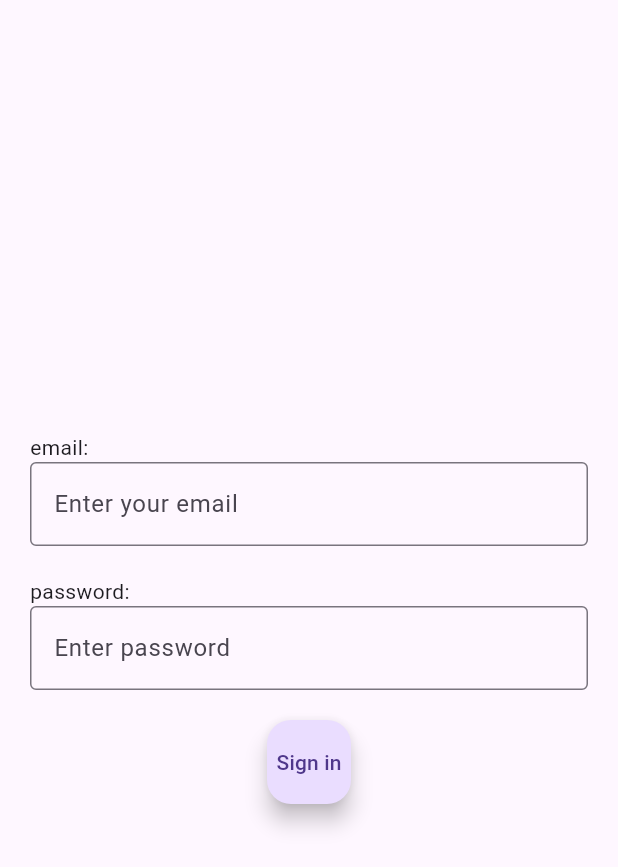
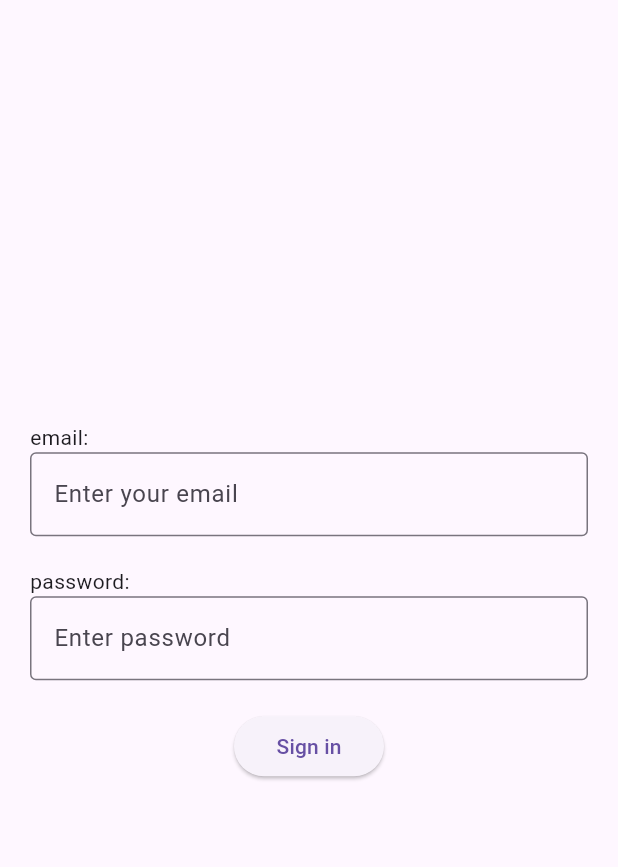
Before and after one commit to JuhiLasod/Notes-App, a Flutter app: the screen it shows after launch, on a phone screen of 412 x 824 dp. Shown: the top 867 px of the screen. Run offline on Flutter 3.47's test engine with Material 3 defaults, Android fonts, the phone set to English and light mode, and no system bars.

Commit message:
sign in backend done

```diff
--- a/frontend/lib/main.dart
+++ b/frontend/lib/main.dart
@@ -1,71 +1,20 @@
 import 'package:flutter/material.dart';
-
+import './screens/login.dart';
 void main()=>runApp(MyApp());
 
 class MyApp extends StatefulWidget{
-  const MyApp({Key? key}): super(key:key);
+  const MyApp ({super.key});
 
   @override
   State <MyApp> createState() => _MyAppState();
 }
 
 class _MyAppState extends State<MyApp>{
-  final TextEditingController _controller=TextEditingController();
-  String email='';
-  String pass='';
-
   @override
-
   Widget build(BuildContext context)
   {
     return MaterialApp(
-      home: Scaffold(
-          body:
-            Padding(
-              padding:EdgeInsets.all(20),
-              child: Center(
-                child: Column(
-                  mainAxisSize: MainAxisSize.min,
-                  crossAxisAlignment: CrossAxisAlignment.start,
-                  children:[
-                  Text('email:'),
-
-                  TextField(
-                    controller: _controller,
-                    onChanged: (value){
-                      setState((){email=_controller.text;});
-                    },
-                    decoration: const InputDecoration(
-                      hintText: 'Enter your email ',
-                      border: OutlineInputBorder(),
-                    ),
-                  ),
-                  const SizedBox(height: 20.0,width: 40.0),
-                  Text('password:'),
-
-                  TextField(
-                    controller: _controller,
-                    onChanged: (value){
-                      setState((){pass=_controller.text;});
-                    },
-                    decoration: const InputDecoration(
-                      hintText: 'Enter password ',
-                      border: OutlineInputBorder(),
-                    ),
-                  ),
-                  const SizedBox(height: 20.0,width: 40.0),
-
-                  Center(
-                    child: FloatingActionButton(
-                      onPressed: (){},
-                      child: Text('Sign in')
-                    ),
-                  )
-                  ]
-                  ),
-                )
-              )
-        )
+      home: login()
 
     );
   }
--- /dev/null
+++ b/frontend/lib/screens/login.dart
@@ -0,0 +1,93 @@
+import 'package:flutter/material.dart';
+import './home.dart';
+import 'package:http/http.dart' as http;
+import 'dart:convert';
+class login extends StatefulWidget{
+  const login({super.key});
+  @override
+  State<login> createState()=> _LoginState();
+}
+
+class _LoginState extends State<login>
+{
+  final TextEditingController _controlleremail=TextEditingController();
+  final TextEditingController _controllerpass=TextEditingController();
+  String email='';
+  String pass='';
+  String msg='';
+  void _handleLogin() async{
+    try{
+    final res=await http.post(Uri.parse("http://10.0.2.2:8000/api/login"),
+      headers: {"Content-Type":"application/json"},
+      body: jsonEncode({"email": email,"pass": pass})
+    );
+
+    if(res.body=='success')
+    {
+      Navigator.push(context,MaterialPageRoute(builder: (context)=>const home()));
+    }
+    else{
+      setState((){msg=res.body;});
+    }}
+    catch(err)
+    {
+      setState((){msg='noit okay';});
+    }
+
+  }
+  @override
+  Widget build(BuildContext context)
+  {
+    return Scaffold(
+      body:
+            Padding(
+              padding:EdgeInsets.all(20),
+              child: Center(
+                child: Column(
+                  mainAxisSize: MainAxisSize.min,
+                  crossAxisAlignment: CrossAxisAlignment.start,
+                  children:[
+                  Text('email:'),
+
+                  TextField(
+                    controller: _controlleremail,
+                    onChanged: (value){
+                      setState((){email=_controlleremail.text;});
+                    },
+                    decoration: const InputDecoration(
+                      hintText: 'Enter your email ',
+                      border: OutlineInputBorder(),
+                    ),
+                  ),
+                  const SizedBox(height: 20.0),
+                  Text('password:'),
+
+                  TextField(
+                    controller: _controllerpass,
+                    onChanged: (value){
+                      setState((){pass=_controllerpass.text;});
+                    },
+                    decoration: const InputDecoration(
+                      hintText: 'Enter password ',
+                      border: OutlineInputBorder(),
+                    ),
+                  ),
+                  const SizedBox(height: 20.0),
+
+                  Center(
+                    child: SizedBox(
+                      width: 100,
+                      child: ElevatedButton(
+                        onPressed: _handleLogin,
+                        child: Text('Sign in'),
+                      ),
+                    ),
+                  ),
+                  Text(msg)
+                  ]
+                  ),
+                )
+              )
+        );
+  }
+}
--- a/frontend/pubspec.yaml
+++ b/frontend/pubspec.yaml
@@ -30,6 +30,7 @@ environment:
 dependencies:
   flutter:
     sdk: flutter
+  http: ^0.13.6
 
   # The following adds the Cupertino Icons font to your application.
   # Use with the CupertinoIcons class for iOS style icons.
```
Also changed, not shown: frontend/lib/screens/home.dart (added, +17 -0 lines), frontend/pubspec.lock, 6 other files.
